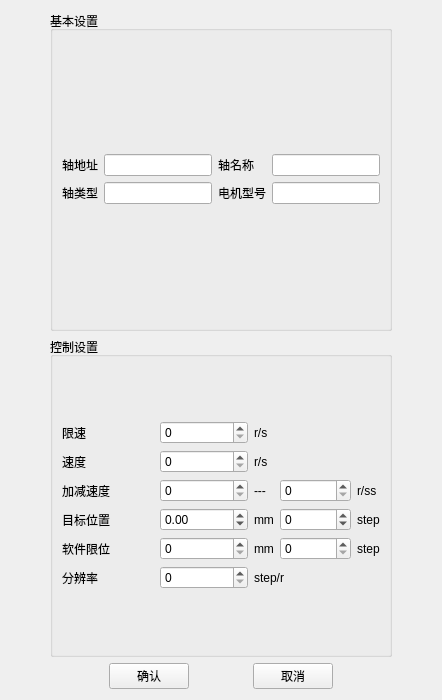
Old version of the form setui.ui in the repository Mr-tang0/motor.
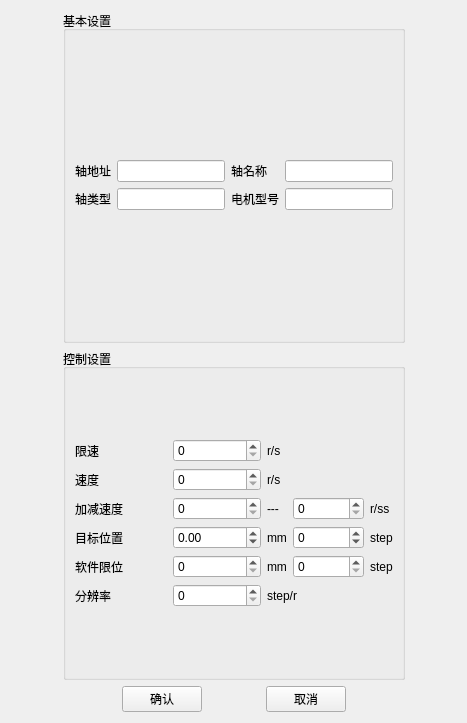
New version of the form.

What changed in the file:
```diff
--- a/setui.ui
+++ b/setui.ui
@@ -6,8 +6,8 @@
    <rect>
     <x>0</x>
     <y>0</y>
-    <width>442</width>
-    <height>700</height>
+    <width>467</width>
+    <height>723</height>
    </rect>
   </property>
   <property name="windowTitle">
```
